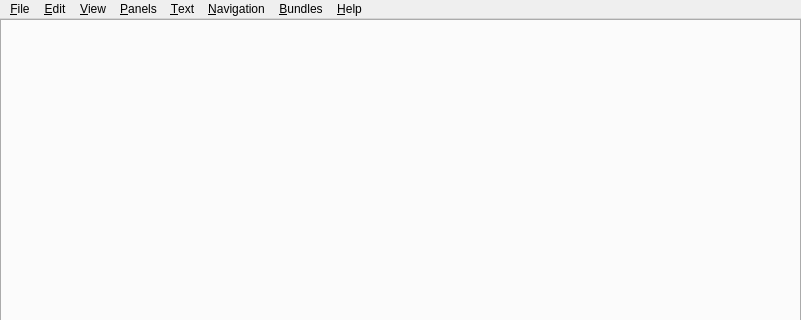
The window that resources/ui/mainwindow.ui (prymatex/prymatex) describes before a commit, drawn with Qt 5; both pictures show x 0 to 801 and y 0 to 320 of the 801 by 600 pixel window.
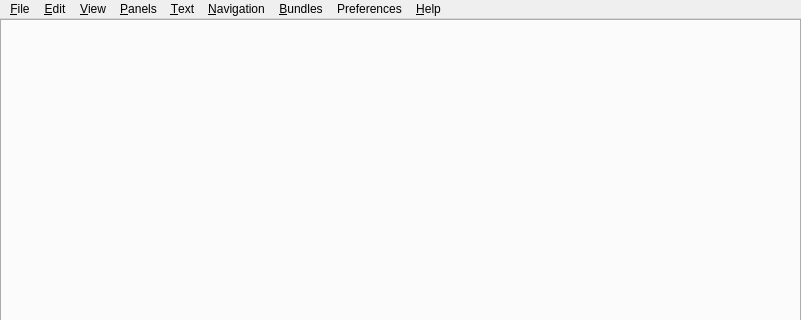
The same window after the commit. Icons and pictures are not drawn. Custom widgets are drawn as their Qt base class.

Diff of the .ui file:
```diff
--- a/resources/ui/mainwindow.ui
+++ b/resources/ui/mainwindow.ui
@@ -202,6 +202,16 @@
     <addaction name="actionSelect_Bundle_Item"/>
     <addaction name="separator"/>
    </widget>
+   <widget class="QMenu" name="menuPreferences">
+    <property name="title">
+     <string>Preferences</string>
+    </property>
+    <addaction name="actionShowMenus"/>
+    <addaction name="actionShowStatus"/>
+    <addaction name="actionFullscreen"/>
+    <addaction name="separator"/>
+    <addaction name="actionSettings"/>
+   </widget>
    <addaction name="menuFile"/>
    <addaction name="menuEdit"/>
    <addaction name="menuView"/>
@@ -209,6 +219,7 @@
    <addaction name="menuText"/>
    <addaction name="menuNavigation"/>
    <addaction name="menuBundles"/>
+   <addaction name="menuPreferences"/>
    <addaction name="menuHelp"/>
   </widget>
   <action name="actionNew">
```
Left out of the diff: 225 changed lines with no effect on the pictures.
